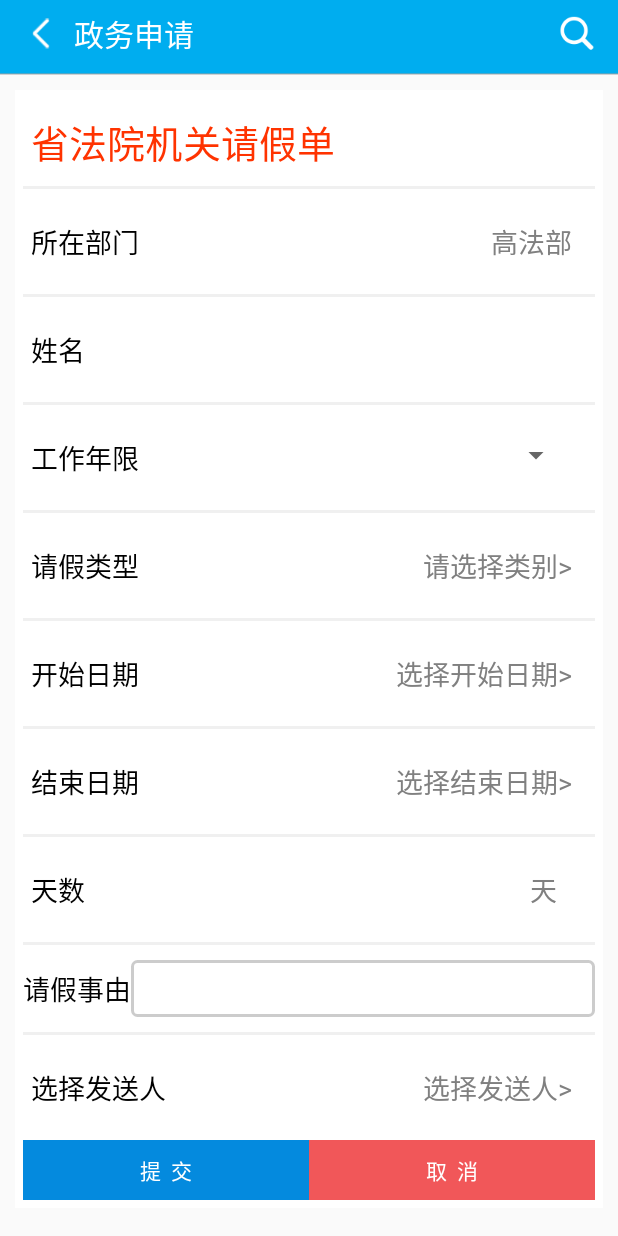
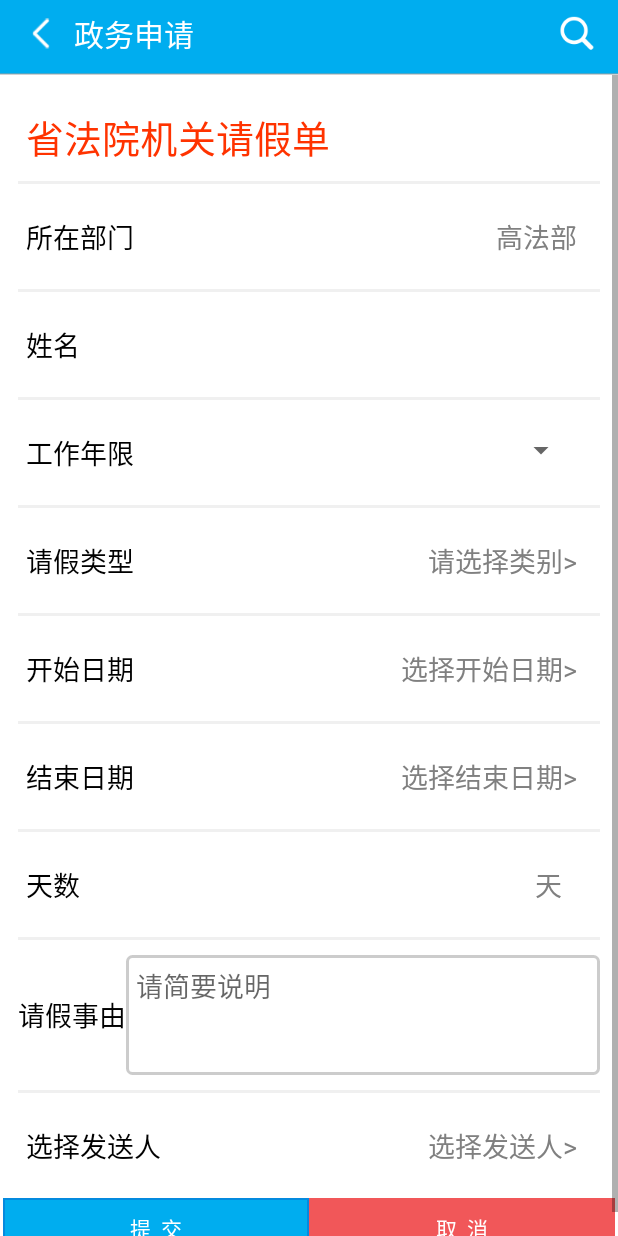
Before and after one commit to hostgithub/OaSystem, an Android app: the ZwsqSubmitActivity screen opened directly, with no data from a screen before it, on a phone screen of 412 x 824 dp. Run offline under Robolectric (Android 15) with nearby library versions, the phone set to English and light mode, and no system bars; our stand-ins replace ButterKnife.

Commit message:
调整下界面

```diff
--- a/app/src/main/res/drawable/btnshape.xml
+++ b/app/src/main/res/drawable/btnshape.xml
@@ -3,11 +3,11 @@
     <item android:state_pressed="true"><shape>
         <corners android:radius="0dp" />
         <solid android:color="@color/colorBG" />
-        <stroke android:width="2dp" android:color="@color/title_color" />
+        <stroke android:width="1dp" android:color="@color/title_color" />
     </shape></item>
     <item android:state_pressed="false"><shape>
         <corners android:radius="0dp" />
-        <solid android:color="@color/title_color" />
-        <stroke android:width="2dp" android:color="@color/title_color" />
+        <solid android:color="#00ADEF" />
+        <stroke android:width="1dp" android:color="@color/title_color" />
     </shape></item>
 </selector>
--- a/app/src/main/res/layout/activity_change_password.xml
+++ b/app/src/main/res/layout/activity_change_password.xml
@@ -10,7 +10,7 @@
         android:padding="10.0dip" android:layout_width="fill_parent"
         android:layout_height="wrap_content" android:layout_margin="10.0dip"
         android:layout_below="@+id/id_title">
-        <TextView android:textSize="20.0sp" android:textColor="@color/content_text_color"
+        <TextView android:textSize="17.0sp" android:textColor="@color/content_text_color"
             android:id="@+id/old_pass_text" android:layout_width="100dp"
             android:layout_height="wrap_content" android:text="@string/old_pass"
             android:singleLine="true"  android:layout_centerVertical="true"/>
@@ -30,7 +30,7 @@
     <RelativeLayout android:id="@+id/logOutRlt" android:background="@color/title_text_color"
         android:padding="10.0dip" android:layout_width="fill_parent" android:layout_height="wrap_content"
         android:layout_margin="10.0dip" android:layout_below="@+id/updataPasswordRlt">
-        <TextView android:textSize="20.0sp" android:textColor="@color/content_text_color"
+        <TextView android:textSize="17.0sp" android:textColor="@color/content_text_color"
             android:id="@+id/new_pass_text" android:layout_width="100dp"
             android:layout_height="wrap_content" android:text="@string/new_pass"
             android:singleLine="true" android:layout_centerVertical="true"/>
@@ -53,7 +53,7 @@
         android:padding="10.0dip" android:layout_width="fill_parent"
         android:layout_height="wrap_content" android:layout_margin="10.0dip"
         android:layout_below="@+id/logOutRlt">
-        <TextView android:textSize="20.0sp" android:textColor="@color/content_text_color"
+        <TextView android:textSize="17.0sp" android:textColor="@color/content_text_color"
             android:id="@+id/submit_pass_text" android:layout_width="100dp"
             android:layout_height="wrap_content" android:text="@string/submit_new_pass"
             android:singleLine="true" android:layout_centerVertical="true"/>
--- a/app/src/main/res/layout/activity_zhengwu_apply.xml
+++ b/app/src/main/res/layout/activity_zhengwu_apply.xml
@@ -12,7 +12,7 @@
         android:background="@color/title_text_color" android:padding="5.0dip"
         android:layout_width="match_parent" android:layout_height="80dp">
         <ImageView
-            android:layout_width="wrap_content" android:background="@mipmap/icon_d1"
+            android:layout_width="wrap_content" android:background="@mipmap/icon_h01"
             android:id="@+id/iv_danwei" android:layout_marginLeft="20dp"
             android:layout_height="wrap_content" android:layout_centerVertical="true"/>
         <TextView android:textSize="20.0sp" android:textColor="@color/title_color"
@@ -27,7 +27,7 @@
         android:padding="5.0dip" android:layout_width="match_parent"
         android:layout_height="80dp">
         <ImageView
-            android:layout_width="wrap_content" android:background="@mipmap/icon_d1"
+            android:layout_width="wrap_content" android:background="@mipmap/icon_h02"
             android:id="@+id/iv_dept" android:layout_marginLeft="20dp"
             android:layout_height="wrap_content" android:layout_centerVertical="true"/>
         <TextView android:textSize="20.0sp" android:textColor="@color/title_color"
@@ -42,7 +42,7 @@
         android:padding="5.0dip" android:layout_width="match_parent"
         android:layout_height="80dp">
         <ImageView
-            android:layout_width="wrap_content" android:background="@mipmap/icon_d1"
+            android:layout_width="wrap_content" android:background="@mipmap/icon_h3"
             android:id="@+id/iv_position" android:layout_marginLeft="20dp"
             android:layout_height="wrap_content" android:layout_centerVertical="true"/>
         <TextView android:textSize="20.0sp" android:textColor="@color/title_color"
--- a/app/src/main/res/layout/activity_zwsq_submit.xml
+++ b/app/src/main/res/layout/activity_zwsq_submit.xml
@@ -10,11 +10,15 @@
 
     <ScrollView
         android:layout_width="match_parent"
-        android:layout_height="match_parent" android:padding="10dp">
+        android:layout_height="match_parent">
+        <LinearLayout
+            android:layout_width="match_parent" android:background="@color/title_text_color"
+            android:layout_height="match_parent" android:orientation="vertical"
+            android:padding="2dp">
         <LinearLayout
             android:layout_width="match_parent"
             android:layout_height="match_parent" android:orientation="vertical"
-            android:background="@color/title_text_color" android:padding="5dp">
+            android:background="@color/title_text_color" android:padding="10dp">
             <TextView android:id="@+id/tv_title" android:text="省法院机关请假单"
                 android:layout_width="wrap_content" android:layout_marginLeft="5dp"
                 android:layout_height="wrap_content"  android:textSize="25sp"
@@ -168,9 +172,9 @@
                 <EditText
                     android:id="@+id/edt_content"
                     android:layout_width="match_parent"
-                    android:layout_height="wrap_content"
+                    android:layout_height="80dp"
                     android:background="@drawable/editshape"
-                    android:gravity="left|top"
+                    android:gravity="left|top" android:hint="请简要说明"
                     android:imeOptions="actionDone" />
             </LinearLayout>
 
@@ -192,24 +196,24 @@
                     android:hint="选择发送人>"
                     android:textSize="18sp" android:textColorHint="@color/huise_text_color"/>
             </RelativeLayout>
+        </LinearLayout>
 
             <LinearLayout
                 android:layout_width="match_parent"
-                android:layout_height="40dp" android:layout_marginTop="10dp"
+                android:layout_height="40dp"
                 android:orientation="horizontal">
 
-                <Button android:id="@+id/btn_submit" android:layout_marginTop="15dp"
+                <Button android:id="@+id/btn_submit" android:layout_marginTop="5dp"
                     android:text="提  交" android:textColor="#ffff"
                     android:layout_weight="1"
                     android:layout_width="0dp" android:layout_gravity="center_horizontal"
                     android:layout_height="40dp" android:background="@drawable/btnshape"/>
-                <Button android:id="@+id/btn_cancel" android:layout_marginTop="15dp"
+                <Button android:id="@+id/btn_cancel" android:layout_marginTop="5dp"
                     android:text="取  消" android:textColor="#ffff"
                     android:layout_weight="1"
                     android:layout_width="0dp" android:layout_gravity="center_horizontal"
                     android:layout_height="40dp" android:background="@drawable/btnshape_cancle"/>
             </LinearLayout>
-
         </LinearLayout>
     </ScrollView>
 
```
Also changed, not shown: app/src/main/res/mipmap-xhdpi/icon_i01.png (added), app/src/main/res/mipmap-xhdpi/icon_i02.png (added).
